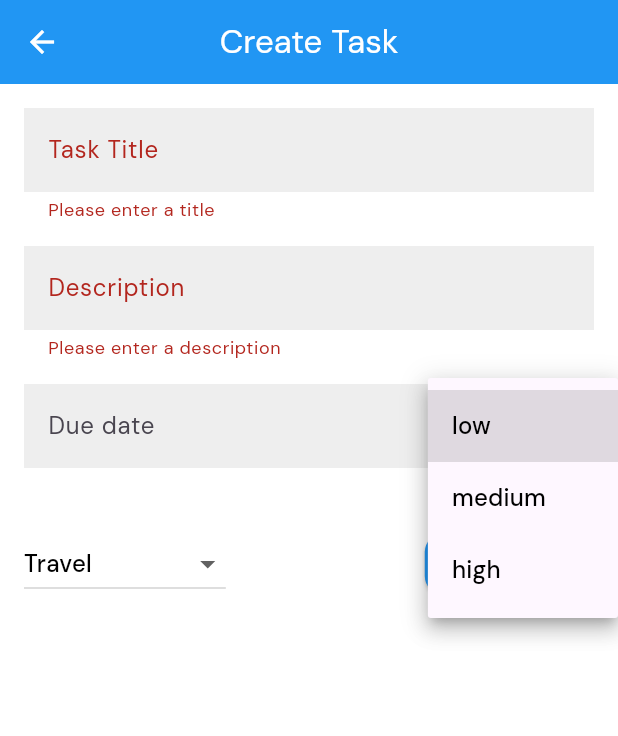
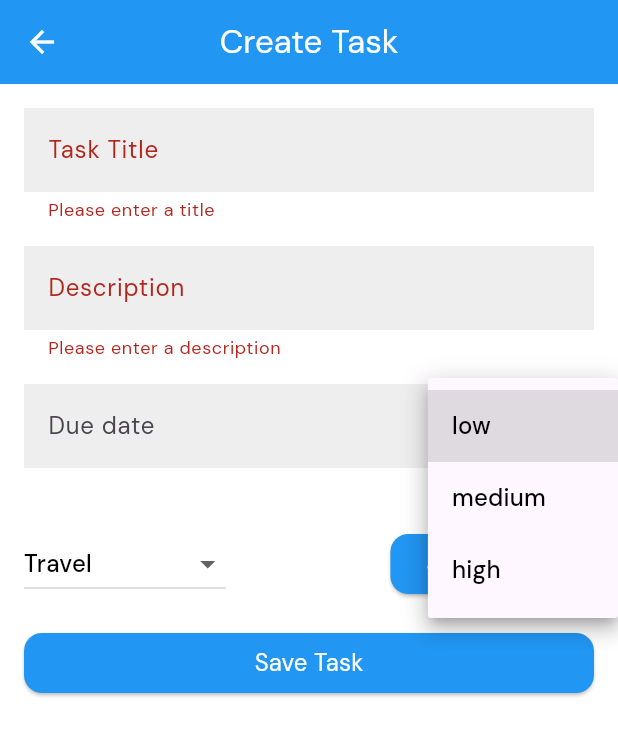
Before and after one commit to punkushal/personal-task-manager, a Flutter app: the AddTaskScreen screen opened directly with empty values, after a tap on "Save Task", after a tap on "low", on a phone screen of 412 x 824 dp. Shown: the top 736 px of the screen. Run offline on Flutter 3.47's test engine with Material 3 defaults, Android fonts, the phone set to English and light mode, and no system bars; our stand-ins replace cloud_firestore, firebase_auth, firebase_core, flutter_local_notifications, google_fonts, shared_preferences and 1 more; accounts and stored records are empty.

Commit message:
select time functionality added

```diff
--- a/lib/screens/add_task_screen.dart
+++ b/lib/screens/add_task_screen.dart
@@ -4,6 +4,7 @@ import 'package:intl/intl.dart';
 import 'package:personal_task_manager/providers/task_provider.dart';
 import 'package:personal_task_manager/services/task_service.dart';
 import 'package:personal_task_manager/utils/helper_function.dart';
+import 'package:personal_task_manager/widgets/app_text.dart';
 import 'package:provider/provider.dart';
 
 class AddTaskScreen extends StatefulWidget {
@@ -23,6 +24,7 @@ class _AddTaskScreenState extends State<AddTaskScreen> {
   String _title = "";
   String _description = "";
   DateTime? _dueDate;
+  TimeOfDay? _selectedTime;
   Priority _priority = Priority.low;
   String _categoryId = 'Travel';
 
@@ -52,16 +54,42 @@ class _AddTaskScreenState extends State<AddTaskScreen> {
     }
   }
 
+  Future<void> _selectTime() async {
+    TimeOfDay? pickedTime = await showTimePicker(
+      context: context,
+      initialTime: TimeOfDay.now(),
+    );
+    if (pickedTime != null) {
+      setState(() {
+        _selectedTime = pickedTime;
+      });
+    }
+  }
+
   //To submit task
   void _submitTask() async {
+    if (_selectedTime == null) {
+      if (mounted) {
+        showMsg(context, 'Please select the time', Colors.red);
+      }
+    }
     if (formkey.currentState!.validate()) {
       formkey.currentState!.save();
+
+      // Combine date and time into a DateTime object
+      final DateTime scheduledDateTime = DateTime(
+        _dueDate!.year,
+        _dueDate!.month,
+        _dueDate!.day,
+        _selectedTime!.hour,
+        _selectedTime!.minute,
+      );
 
       TaskModel task = TaskModel(
         id: widget.existingTask?.id,
         title: _title,
         description: _description,
-        dueDate: _dueDate ?? DateTime.now(),
+        dueDate: scheduledDateTime,
         priority: _priority,
         userId: widget.userId,
         categoryId: _categoryId,
@@ -216,17 +244,39 @@ class _AddTaskScreenState extends State<AddTaskScreen> {
                       });
                     },
                   ),
+
+                  //To pick time
+                  ElevatedButton(
+                    onPressed: () {
+                      _selectTime();
+                    },
+                    child: AppText(
+                      text: _selectedTime != null
+                          ? _selectedTime!.format(context)
+                          : "Select Time",
+                      color: Colors.white,
+                    ),
+                  ),
+                ],
+              ),
+              SizedBox(
+                height: 18,
+              ),
               ElevatedButton(
                 onPressed: _submitTask,
+                style: ElevatedButton.styleFrom(
+                  fixedSize: Size(150, 35),
+                ),
                 child: isLoading
                     ? Center(
                         child: CircularProgressIndicator(
                           backgroundColor: Colors.white,
                         ),
                       )
-                        : Text('Save Task'),
+                    : AppText(
+                        text: 'Save Task',
+                        color: Colors.white,
                       ),
-                ],
               ),
             ],
           ),
```
Lines whose indentation alone changed are shown as unchanged.
